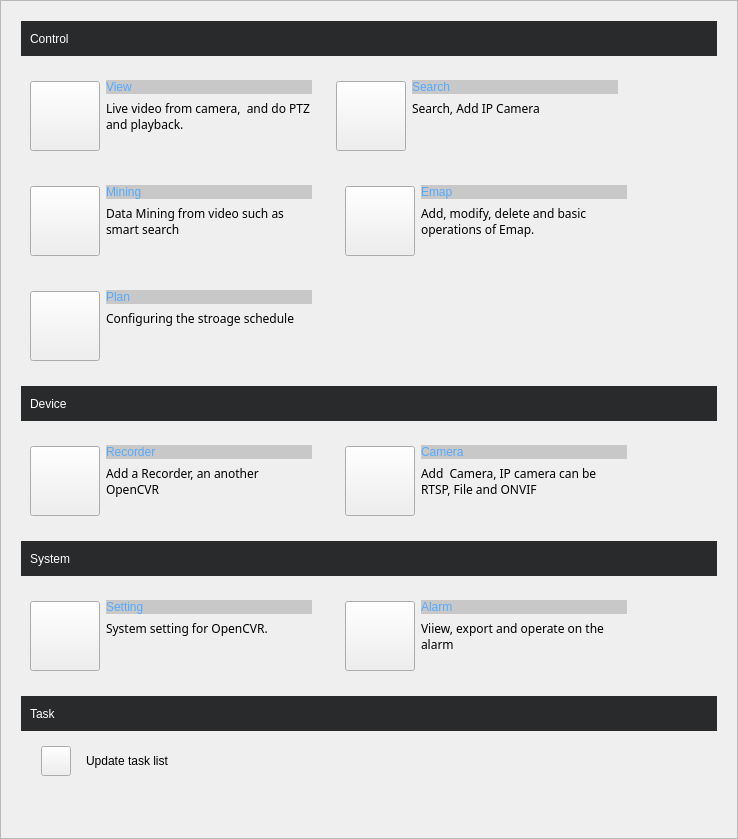
The window that veapp/main/vscpanel.ui (linkingvision/rapidvms) describes before a commit, drawn with Qt 5.
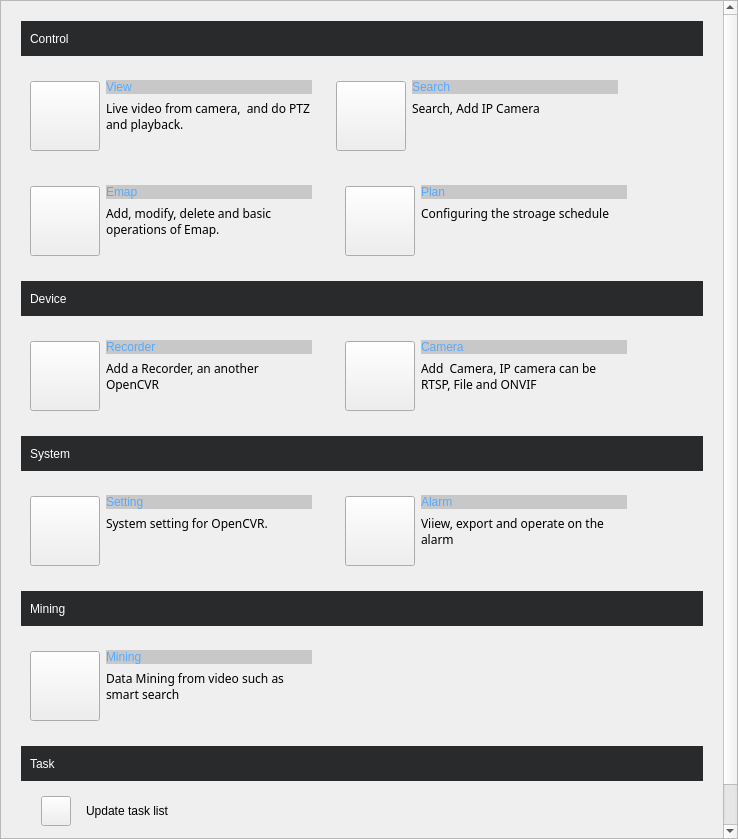
The same window after the commit. Icons and pictures are not drawn.

Commit message: add mining to panel

The edit to the form file:
```diff
--- a/veapp/main/vscpanel.ui
+++ b/veapp/main/vscpanel.ui
@@ -55,7 +55,7 @@
         <x>0</x>
         <y>0</y>
         <width>719</width>
-        <height>859</height>
+        <height>909</height>
        </rect>
       </property>
       <layout class="QVBoxLayout" name="verticalLayout_9">
@@ -362,117 +362,6 @@
        </item>
        <item>
         <layout class="QHBoxLayout" name="horizontalLayout_13">
-         <item>
-          <widget class="QWidget" name="widget_8" native="true">
-           <property name="minimumSize">
-            <size>
-             <width>300</width>
-             <height>90</height>
-            </size>
-           </property>
-           <property name="maximumSize">
-            <size>
-             <width>300</width>
-             <height>90</height>
-            </size>
-           </property>
-           <property name="styleSheet">
-            <string notr="true">QWidget:hover {
-background-color: rgb(200, 200, 200);}
-QWidget:pressed {
-background-color: rgb(200, 200, 200);}</string>
-           </property>
-           <layout class="QHBoxLayout" name="horizontalLayout_14">
-            <item>
-             <widget class="QPushButton" name="pbMining">
-              <property name="minimumSize">
-               <size>
-                <width>70</width>
-                <height>70</height>
-               </size>
-              </property>
-              <property name="maximumSize">
-               <size>
-                <width>70</width>
-                <height>70</height>
-               </size>
-              </property>
-              <property name="styleSheet">
-               <string notr="true">QPushButton:hover {
-border:none;
-color:white;
-background-color: rgb(85, 170, 255);}
-QPushButton:pressed {
-background-color: rgb(200, 200, 200);}</string>
-              </property>
-              <property name="text">
-               <string/>
-              </property>
-              <property name="icon">
-               <iconset resource="vscmainwindows.qrc">
-                <normaloff>:/action/resources/mining.png</normaloff>:/action/resources/mining.png</iconset>
-              </property>
-              <property name="iconSize">
-               <size>
-                <width>50</width>
-                <height>50</height>
-               </size>
-              </property>
-             </widget>
-            </item>
-            <item>
-             <layout class="QVBoxLayout" name="verticalLayout_10">
-              <item>
-               <widget class="QLabel" name="lbView_7">
-                <property name="styleSheet">
-                 <string notr="true">font: 75 11pt &quot;微软雅黑&quot;;
-color: rgb(85, 170, 255);
-background-color: rgb(200, 200, 200);</string>
-                </property>
-                <property name="text">
-                 <string>Mining</string>
-                </property>
-                <property name="textFormat">
-                 <enum>Qt::RichText</enum>
-                </property>
-                <property name="wordWrap">
-                 <bool>true</bool>
-                </property>
-               </widget>
-              </item>
-              <item>
-               <widget class="QLabel" name="label_17">
-                <property name="font">
-                 <font>
-                  <family>微软雅黑</family>
-                 </font>
-                </property>
-                <property name="text">
-                 <string>Data Mining from video such as smart search</string>
-                </property>
-                <property name="wordWrap">
-                 <bool>true</bool>
-                </property>
-               </widget>
-              </item>
-              <item>
-               <spacer name="verticalSpacer_8">
-                <property name="orientation">
-                 <enum>Qt::Vertical</enum>
-                </property>
-                <property name="sizeHint" stdset="0">
-                 <size>
-                  <width>20</width>
-                  <height>40</height>
-                 </size>
-                </property>
-               </spacer>
-              </item>
-             </layout>
-            </item>
-           </layout>
-          </widget>
-         </item>
          <item>
           <widget class="QWidget" name="widget_9" native="true">
            <property name="minimumSize">
@@ -585,23 +474,6 @@
           </widget>
          </item>
          <item>
-          <spacer name="horizontalSpacer_4">
-           <property name="orientation">
-            <enum>Qt::Horizontal</enum>
-           </property>
-           <property name="sizeHint" stdset="0">
-            <size>
-             <width>40</width>
-             <height>20</height>
-            </size>
-           </property>
-          </spacer>
-         </item>
-        </layout>
-       </item>
-       <item>
-        <layout class="QHBoxLayout" name="horizontalLayout_12">
-         <item>
           <widget class="QWidget" name="widget_7" native="true">
            <property name="minimumSize">
             <size>
@@ -713,7 +585,7 @@
           </widget>
          </item>
          <item>
-          <spacer name="horizontalSpacer_6">
+          <spacer name="horizontalSpacer_4">
            <property name="orientation">
             <enum>Qt::Horizontal</enum>
            </property>
@@ -1293,6 +1165,178 @@
          </item>
         </layout>
        </item>
+       <item>
+        <widget class="QWidget" name="widget_5" native="true">
+         <property name="minimumSize">
+          <size>
+           <width>0</width>
+           <height>35</height>
+          </size>
+         </property>
+         <property name="maximumSize">
+          <size>
+           <width>16777215</width>
+           <height>35</height>
+          </size>
+         </property>
+         <property name="styleSheet">
+          <string notr="true">background-color: rgb(41, 42, 43);</string>
+         </property>
+         <layout class="QHBoxLayout" name="horizontalLayout_9">
+          <item>
+           <widget class="QLabel" name="label_4">
+            <property name="styleSheet">
+             <string notr="true">color: rgb(255, 255, 255);</string>
+            </property>
+            <property name="text">
+             <string>Mining</string>
+            </property>
+           </widget>
+          </item>
+          <item>
+           <spacer name="horizontalSpacer_10">
+            <property name="orientation">
+             <enum>Qt::Horizontal</enum>
+            </property>
+            <property name="sizeHint" stdset="0">
+             <size>
+              <width>40</width>
+              <height>20</height>
+             </size>
+            </property>
+           </spacer>
+          </item>
+         </layout>
+        </widget>
+       </item>
+       <item>
+        <layout class="QHBoxLayout" name="horizontalLayout_22">
+         <item>
+          <widget class="QWidget" name="widget_11" native="true">
+           <property name="minimumSize">
+            <size>
+             <width>300</width>
+             <height>90</height>
+            </size>
+           </property>
+           <property name="maximumSize">
+            <size>
+             <width>300</width>
+             <height>90</height>
+            </size>
+           </property>
+           <property name="styleSheet">
+            <string notr="true">QWidget:hover {
+background-color: rgb(200, 200, 200);}
+QWidget:pressed {
+background-color: rgb(200, 200, 200);}</string>
+           </property>
+           <layout class="QHBoxLayout" name="horizontalLayout_23">
+            <item>
+             <widget class="QPushButton" name="pbMining">
+              <property name="minimumSize">
+               <size>
+                <width>70</width>
+                <height>70</height>
+               </size>
+              </property>
+              <property name="maximumSize">
+               <size>
+                <width>70</width>
+                <height>70</height>
+               </size>
+              </property>
+              <property name="styleSheet">
+               <string notr="true">QPushButton:hover {
+border:none;
+color:white;
+background-color: rgb(85, 170, 255);}
+QPushButton:pressed {
+background-color: rgb(200, 200, 200);}</string>
+              </property>
+              <property name="text">
+               <string/>
+              </property>
+              <property name="icon">
+               <iconset resource="vscmainwindows.qrc">
+                <normaloff>:/action/resources/mining.png</normaloff>:/action/resources/mining.png</iconset>
+              </property>
+              <property name="iconSize">
+               <size>
+                <width>50</width>
+                <height>50</height>
+               </size>
+              </property>
+             </widget>
+            </item>
+            <item>
+             <layout class="QVBoxLayout" name="verticalLayout_14">
+              <item>
+               <widget class="QLabel" name="lbView_13">
+                <property name="styleSheet">
+                 <string notr="true">font: 75 11pt &quot;微软雅黑&quot;;
+color: rgb(85, 170, 255);
+background-color: rgb(200, 200, 200);</string>
+                </property>
+                <property name="text">
+                 <string>Mining</string>
+                </property>
+                <property name="textFormat">
+                 <enum>Qt::RichText</enum>
+                </property>
+                <property name="wordWrap">
+                 <bool>true</bool>
+                </property>
+               </widget>
+              </item>
+              <item>
+               <widget class="QLabel" name="label_23">
+                <property name="font">
+                 <font>
+                  <family>微软雅黑</family>
+                 </font>
+                </property>
+                <property name="text">
+                 <string>Data Mining from video such as smart search</string>
+                </property>
+                <property name="wordWrap">
+                 <bool>true</bool>
+                </property>
+               </widget>
+              </item>
+              <item>
+               <spacer name="verticalSpacer_14">
+                <property name="orientation">
+                 <enum>Qt::Vertical</enum>
+                </property>
+                <property name="sizeHint" stdset="0">
+                 <size>
+                  <width>20</width>
+                  <height>40</height>
+                 </size>
+                </property>
+               </spacer>
+              </item>
+             </layout>
+            </item>
+           </layout>
+          </widget>
+         </item>
+         <item>
+          <spacer name="horizontalSpacer_11">
+           <property name="orientation">
+            <enum>Qt::Horizontal</enum>
+           </property>
+           <property name="sizeHint" stdset="0">
+            <size>
+             <width>40</width>
+             <height>20</height>
+            </size>
+           </property>
+          </spacer>
+         </item>
+        </layout>
+       </item>
        <item>
         <widget class="QWidget" name="widget_10" native="true">
          <property name="minimumSize">
```
Left out of the diff: 2 changed lines with no effect on the pictures.
